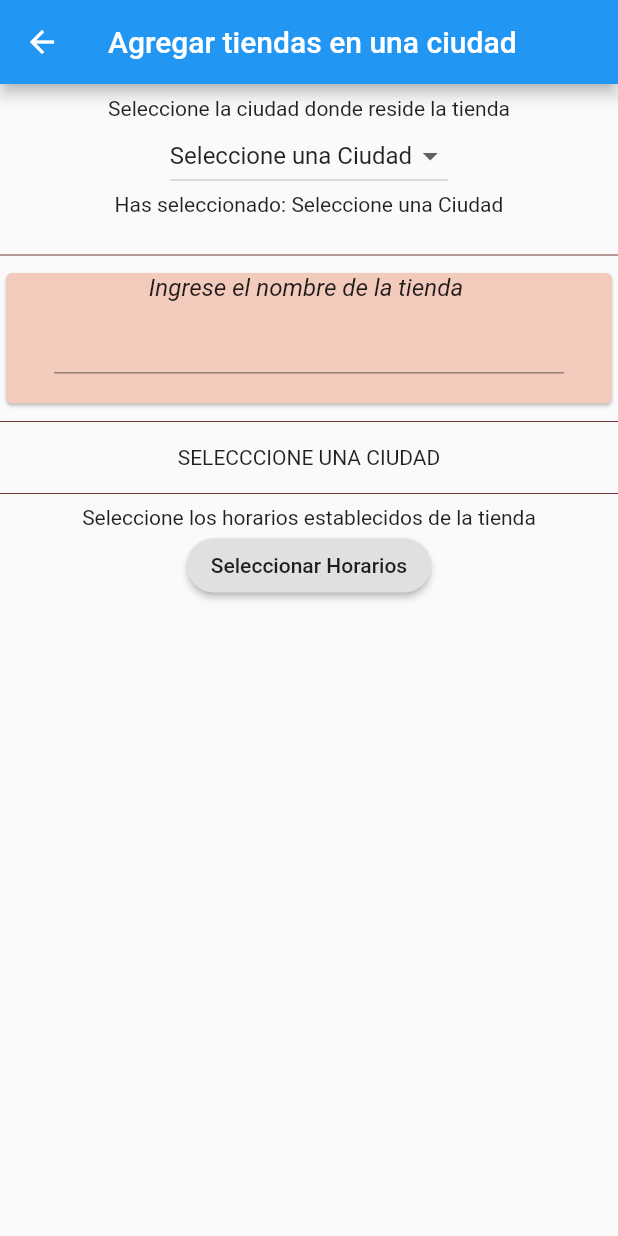
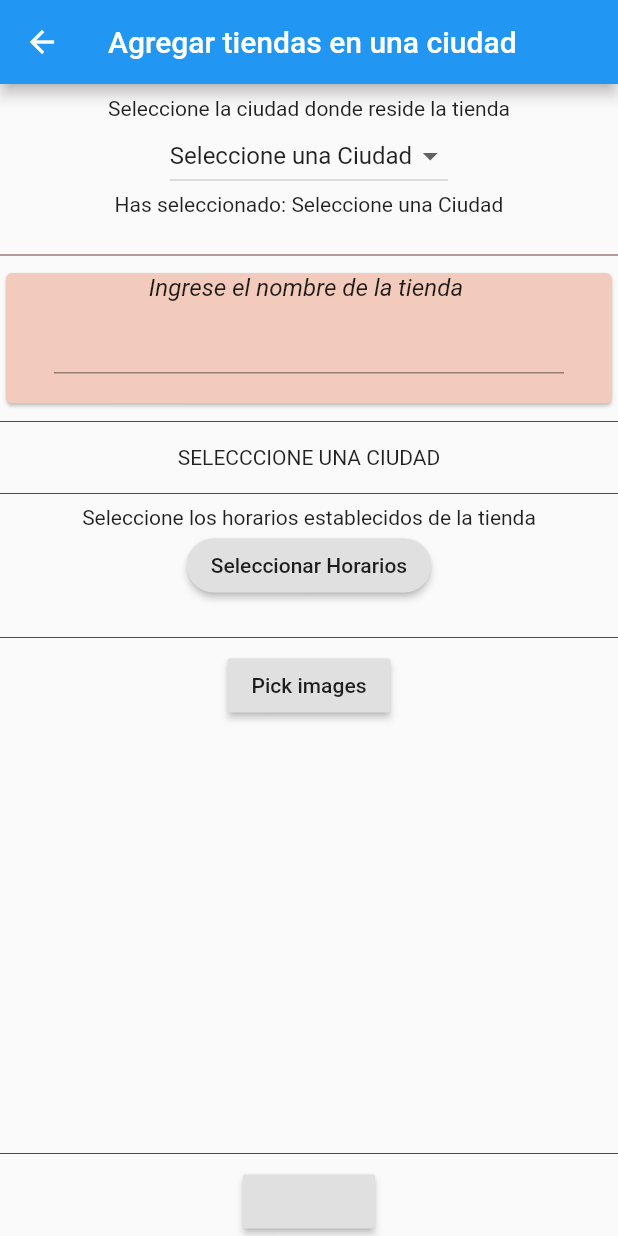
Before and after one commit to eldobal/nogluttenapp, a Flutter app: the screen it shows after launch, after a tap on the "home" icon, on a phone screen of 412 x 824 dp. Run offline on Flutter 3.47's test engine with Material 2 defaults, Android fonts, the phone set to English and light mode, and no system bars; drawn by our look-alikes of carousel_slider; our stand-ins replace cloud_firestore, firebase_core, firebase_storage, flutter_swiper, geolocator, google_maps_flutter and 1 more; missing offline and left inert: address_search_field, multi_image_picker, simple_time_range_picker; accounts and stored records are empty; network calls fail.

```diff
--- a/lib/main.dart
+++ b/lib/main.dart
@@ -1,7 +1,9 @@
 import 'package:flutter/material.dart';
 import 'dart:async';
 import 'package:google_maps_flutter/google_maps_flutter.dart';
+import 'package:nogluttenapp/src/FirebaseApp.dart';
 import 'package:nogluttenapp/src/horariosShop.dart';
+import 'package:nogluttenapp/src/selectImage.dart';
 import 'package:nogluttenapp/src/ubicacionShop.dart';
 
 import 'package:provider/provider.dart';
@@ -24,6 +26,7 @@ class _MyAppState extends State<MyApp> {
   final routeEjemplos = Constantes().ejemplos;
   final ubicacionshop = Constantes().addubicacionShop;
   final horariosshop = Constantes().addHorarios;
+  final selectImage = Constantes().addImages;
 
   @override
   Widget build(BuildContext context) {
@@ -43,7 +46,8 @@ class _MyAppState extends State<MyApp> {
               '$addshop' : (context) => addShops(),
               '$routeEjemplos' : (context) => HomePage(),
               '$ubicacionshop' : (context) => ubicacionShop(),
-              '$horariosshop' : (context) => HorariosShop()
+              '$horariosshop' : (context) => HorariosShop(),
+              '$selectImage' : (context) => SelectImage()
             },
           )
     );
@@ -81,8 +85,8 @@ class _MyHomePageState extends State<MyHomePage> {
   Widget build(BuildContext context) {
 
     return Scaffold(
-      body: //iniciofirebase(),
-      Center(
+      body: iniciofirebase(),
+    /*  Center(
         child: Container(
           child:
           GoogleMap(
@@ -94,7 +98,7 @@ class _MyHomePageState extends State<MyHomePage> {
             markers: Set.from(allMarkers),
           ),
         ),
-      ),
+      ),*/
       floatingActionButton: _floatingActionButton(), // This trailing
       floatingActionButtonLocation: FloatingActionButtonLocation.startDocked,// comma makes auto-formatting nicer for build methods.
     );
--- a/lib/src/FirebaseApp.dart
+++ b/lib/src/FirebaseApp.dart
@@ -1,6 +1,11 @@
+import 'dart:async';
+
 import 'package:flutter/material.dart';
 // Import the firebase_core plugin
 import 'package:firebase_core/firebase_core.dart';
+import 'package:geolocator/geolocator.dart';
+import 'package:google_maps_flutter/google_maps_flutter.dart';
+import 'package:nogluttenapp/main.dart';
 import 'package:nogluttenapp/src/listabandas.dart';
 
 
@@ -11,6 +16,33 @@ void main() {
 class iniciofirebase extends StatelessWidget {
   // Create the initialization Future outside of `build`:
   final Future<FirebaseApp> _initialization = Firebase.initializeApp();
+  //se añade el controlador de google maps
+  GoogleMapController newGoogleMapController;
+  Completer<GoogleMapController> _controllerGoogleMap = Completer();
+
+
+  //se declara una pariable de posicion actual
+  Position currentPosition;
+  void _locatePosition() async {
+    //se solicita el permiso de ubicacion
+    LocationPermission permission = await Geolocator.checkPermission();
+    //se solicita y espera la ubicacion actual del dispocitibo
+    Position position = await Geolocator.getCurrentPosition(
+        desiredAccuracy: LocationAccuracy.high);
+    currentPosition = position;
+    //se crea una variable latlong en la cual se rescate la ubicacion actual
+    LatLng latlangPositionInitial =
+    LatLng(position.latitude, position.longitude);
+    //se crea una nueva posiccion de la camara y se le inserta la posicion actual y el zoom
+    CameraPosition cameraPosition =
+    new CameraPosition(target: latlangPositionInitial, zoom: 16);
+    //se anima la camara y la tranalada hacia la posicion acutal
+    newGoogleMapController
+        .animateCamera(CameraUpdate.newCameraPosition(cameraPosition));
+
+    //print(latlangPositionInitial);
+  }
+
 
   @override
   Widget build(BuildContext context) {
@@ -23,11 +55,41 @@ class iniciofirebase extends StatelessWidget {
 
         // Once complete, show your application
         if (snapshot.connectionState == ConnectionState.done) {
-          return ListaBandas();
+          return Center(
+            child: Container(
+              child:
+              GoogleMap(
+                myLocationButtonEnabled: true,
+                tiltGesturesEnabled: true,
+                myLocationEnabled: true,
+                zoomGesturesEnabled: true,
+                zoomControlsEnabled: true,
+                mapType: MapType.normal,
+                initialCameraPosition: defaultPosition,
+                onMapCreated: (GoogleMapController controller) {
+                  _controllerGoogleMap.complete(controller);
+                  newGoogleMapController = controller;
+                  _locatePosition();
+                },
+
+              ),
+            ),
+          );
         }
         // Otherwise, show something whilst waiting for initialization to complete
         return CircularProgressIndicator();
       },
     );
   }
+
+
+
+  //camapa por defecto en Puerto Montt
+  static final CameraPosition defaultPosition = CameraPosition(
+    target: LatLng(-41.46574, -72.94289),
+    zoom: 14.4746,
+  );
+
+
+
 }
--- a/lib/src/addShops.dart
+++ b/lib/src/addShops.dart
@@ -1,8 +1,12 @@
+import 'dart:core';
+import 'package:carousel_slider/carousel_slider.dart';
 import 'package:firebase_core/firebase_core.dart';
 import 'package:flutter/material.dart';
+import 'package:flutter/services.dart';
+import 'package:flutter_swiper/flutter_swiper.dart';
+import 'package:multi_image_picker/multi_image_picker.dart';
 import 'package:nogluttenapp/src/constantes/ColorPalete.dart';
 import 'package:nogluttenapp/src/provider/shopsProvider.dart';
-import 'package:nogluttenapp/src/widgets/alertDialogHorarios.dart';
 import 'package:nogluttenapp/src/widgets/dropdawnField.dart';
 import 'package:provider/provider.dart';
 import 'constantes/constantes.dart';
@@ -13,6 +17,7 @@ class addShops extends StatefulWidget {
 }
 
 class _addShopsState extends State<addShops> {
+  final CarouselController _controller = CarouselController();
   @override
   Widget build(BuildContext context) {
     return Scaffold(
@@ -29,7 +34,7 @@ class _addShopsState extends State<addShops> {
   }
 
   Widget _addShopData() {
-    return Container(
+    return SingleChildScrollView(
       child: Column(
         children: [
           _seleccionarCiudad(),
@@ -45,6 +50,15 @@ class _addShopsState extends State<addShops> {
             color: ColorPalete.color5,
           ),
           _agregarHorarioTienda(),
+          Divider(
+            color: ColorPalete.color5,
+          ),
+          _agregarImage(),
+          Divider(
+            color: ColorPalete.color5,
+          ),
+          _agregarProductos(),
+         // viewImage()
         ],
       ),
     );
@@ -159,12 +173,56 @@ class _addShopsState extends State<addShops> {
                           provider.horarioDesdeT.hour != 0 &&
                           provider.horarioDesdeT.minute != 0 &&
                           provider.horarioHastaT.hour != 0 &&
-                          provider.horarioHastaT.minute != 0 ? textCustomStyle(
+                          provider.horarioHastaT.minute != 0
+                      ? textCustomStyle(
                           'Se han seleccionado los horarios correctamente')
                       : Text('')),
         ),
       ],
     );
+  }
+
+  final imgprueba = Constantes().imagenprueba;
+  List<int> list = [1,2,3,4,5];
+  //widget para seleccionar 3 fotos del dispositivo y visualizarlas
+  Widget _agregarImage() {
+    return Consumer<ShopsProvider>(
+      builder: (context, provider, child) => Column(
+        children: <Widget>[
+          RaisedButton(
+            child: Text("Pick images"),
+            onPressed: (){
+              final constantes = Constantes().addImages;
+              //metodo para obtener las 3 fotos del local
+              Navigator.pushNamed(context, constantes);
+            },
+          ),Padding(
+            padding: const EdgeInsets.all(8.0),
+            child:CarouselSlider(
+                  options: CarouselOptions(
+                    autoPlay: true,
+                    aspectRatio: 1.5,
+                    enlargeCenterPage: true,
+                  ),
+                  carouselController: _controller,
+                  items: provider.images.map((item) => Container(
+                    child: Center(
+                        child: AssetThumb(
+                          asset: item,
+                          width: 800,
+                          height: 800,
+                        )
+                    ),
+                  )).toList(),
+                )
+            ),
+        ],
+      ),
+    );
+  }
+
+  Widget _agregarProductos(){
+    return RaisedButton(onPressed:(){});
   }
 
   Widget _fabAddDataFirestore() {
@@ -193,7 +251,7 @@ class _addShopsState extends State<addShops> {
     return Column(
       children: [
         Text(
-          "${texto}",
+          "$texto",
           style: TextStyle(
               fontSize: 14,
               fontWeight: FontWeight.bold,
--- a/lib/src/constantes/constantes.dart
+++ b/lib/src/constantes/constantes.dart
@@ -5,6 +5,7 @@ class Constantes {
   String addubicacionShop = 'ubicacionShop';
   String ejemplos= 'routeEjemplos';
   String addHorarios = 'horariosShop';
+  String addImages = 'imagesShop';
   String imagenprueba= 'https://upload.wikimedia.org/wikipedia/commons/e/ea/Battersea_Power_Station_%28Geograph-2618690-by-Christopher-Hilton%29.jpg';
   String appiKeyGoogleMaps  ='AIzaSyDAMY8aiw5hpCuU25mayrdsyVuUOQPXIuU';
 
--- a/lib/src/horariosShop.dart
+++ b/lib/src/horariosShop.dart
@@ -116,8 +116,7 @@ class _HorariosShopState extends State<HorariosShop> {
                     Expanded(
                       flex: 5,
                       child: Padding(
-                        padding: const EdgeInsets.only(
-                            left: 32.0, right: 32.0, bottom: 16),
+                        padding: const EdgeInsets.only(left:32.0, right: 32,top: 20,bottom: 32),
                         child: Consumer<ShopsProvider>(
                           builder: (context, provider, child) => RaisedButton(
                               elevation: 10,
--- a/lib/src/provider/shopsProvider.dart
+++ b/lib/src/provider/shopsProvider.dart
@@ -2,6 +2,7 @@ import 'package:flutter/cupertino.dart';
 import 'package:flutter/foundation.dart';
 import 'package:flutter/material.dart';
 import 'package:google_maps_flutter/google_maps_flutter.dart';
+import 'package:multi_image_picker/multi_image_picker.dart';
 
 class ShopsProvider extends ChangeNotifier {
   double latitud = 0;
@@ -16,6 +17,16 @@ class ShopsProvider extends ChangeNotifier {
   final nombreTienda = TextEditingController();
 
   String ciudadSelecionada = '';
+
+
+  List<Asset> images = List<Asset>();
+
+  void setImages(List<Asset> setimages){
+
+    images = setimages;
+    notifyListeners();
+  }
+
 
   void setCiudadSelecionada(String ciudad) {
     ciudadSelecionada = '${ciudad.toString()}';
```
Also changed, not shown: lib/src/selectImage.dart (added, +122 -0 lines), pubspec.yaml (+7 -2 lines), lib/src/listabandas.dart (line endings or trailing spaces), pubspec.lock, 4 other files.
